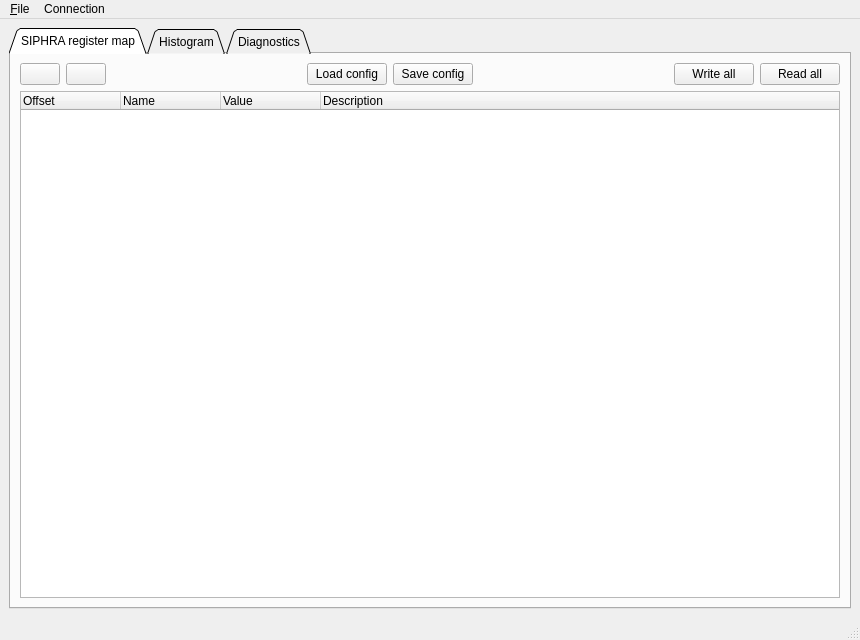
Before: the Qt Designer form CubesControl/ui/cubescontrol.ui in tstana/cubes-sw, drawn with Qt 5.
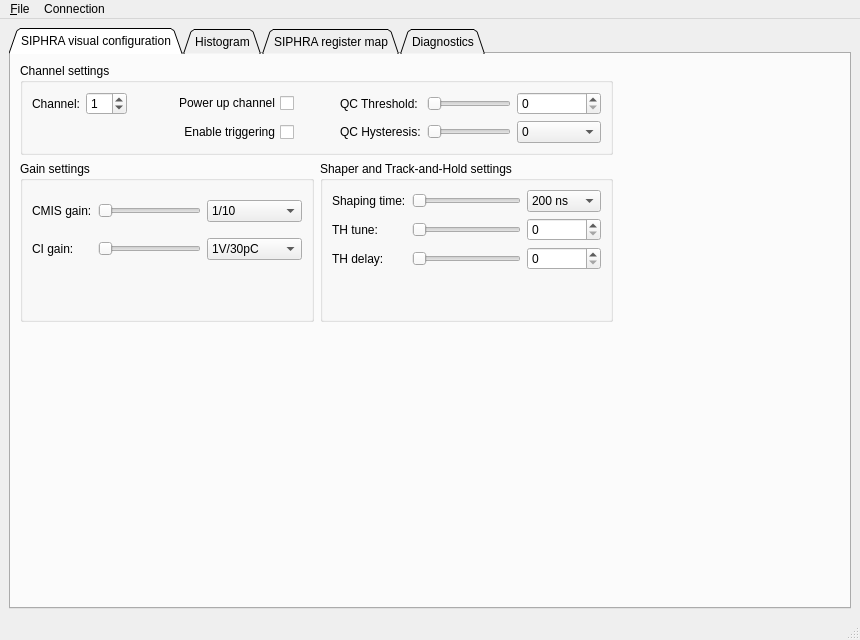
After: the same form once the commit is applied. Icons and pictures are not drawn. Custom widgets are drawn as their Qt base class.

Commit message: UI: Adding visual SIPHRA configuration tab

Patch:
```diff
--- a/CubesControl/ui/cubescontrol.ui
+++ b/CubesControl/ui/cubescontrol.ui
@@ -29,139 +29,433 @@
       <property name="currentIndex">
        <number>0</number>
       </property>
-      <widget class="QWidget" name="tabSiphraRegMap">
+      <widget class="QWidget" name="tabSiphraVisualConfig">
        <attribute name="title">
-        <string>SIPHRA register map</string>
+        <string>SIPHRA visual configuration</string>
        </attribute>
-       <layout class="QVBoxLayout" name="verticalLayout_4">
-        <item>
-         <layout class="QHBoxLayout" name="horizontalLayout_4">
-          <item>
-           <widget class="QPushButton" name="btnCollapseSiphraRegTable">
-            <property name="toolTip">
-             <string>Collapse all</string>
-            </property>
-            <property name="text">
-             <string/>
-            </property>
-            <property name="icon">
-             <iconset resource="../resources/resources.qrc">
-              <normaloff>:/cubescontrol/collapsebutton/collapse-ico.png</normaloff>:/cubescontrol/collapsebutton/collapse-ico.png</iconset>
-            </property>
-            <property name="iconSize">
-             <size>
-              <width>16</width>
-              <height>13</height>
-             </size>
-            </property>
-           </widget>
-          </item>
-          <item>
-           <widget class="QPushButton" name="btnExpandSiphraRegTable">
-            <property name="toolTip">
-             <string>Expand all</string>
-            </property>
-            <property name="text">
-             <string/>
-            </property>
-            <property name="icon">
-             <iconset resource="../resources/resources.qrc">
-              <normaloff>:/cubescontrol/expandbutton/expand-ico.png</normaloff>:/cubescontrol/expandbutton/expand-ico.png</iconset>
-            </property>
-            <property name="iconSize">
-             <size>
-              <width>16</width>
-              <height>13</height>
-             </size>
-            </property>
-           </widget>
-          </item>
-          <item>
-           <spacer name="horizontalSpacer_3">
-            <property name="orientation">
-             <enum>Qt::Horizontal</enum>
-            </property>
-            <property name="sizeHint" stdset="0">
-             <size>
-              <width>40</width>
-              <height>20</height>
-             </size>
-            </property>
-           </spacer>
-          </item>
-          <item>
-           <widget class="QPushButton" name="btnLoadSiphraConfig">
-            <property name="text">
-             <string>Load config</string>
-            </property>
-           </widget>
-          </item>
-          <item>
-           <widget class="QPushButton" name="btnSaveSiphraConfig">
-            <property name="text">
-             <string>Save config</string>
-            </property>
-           </widget>
-          </item>
-          <item>
-           <spacer name="horizontalSpacer">
-            <property name="orientation">
-             <enum>Qt::Horizontal</enum>
-            </property>
-            <property name="sizeHint" stdset="0">
-             <size>
-              <width>40</width>
-              <height>20</height>
-             </size>
-            </property>
-           </spacer>
-          </item>
-          <item>
-           <widget class="QPushButton" name="btnWriteAllSiphraRegs">
-            <property name="text">
-             <string>Write all</string>
-            </property>
-           </widget>
-          </item>
-          <item>
-           <widget class="QPushButton" name="btnReadAllSiphraRegs">
-            <property name="text">
-             <string>Read all</string>
-            </property>
-           </widget>
-          </item>
-         </layout>
+       <layout class="QGridLayout" name="gridLayout_4">
+        <item row="1" column="0">
+         <widget class="QGroupBox" name="groupboxGainSettings">
+          <property name="title">
+           <string>Gain settings</string>
+          </property>
+          <layout class="QGridLayout" name="gridLayout">
+           <item row="1" column="1">
+            <widget class="QSlider" name="sliderCiGain">
+             <property name="maximum">
+              <number>3</number>
+             </property>
+             <property name="orientation">
+              <enum>Qt::Horizontal</enum>
+             </property>
+            </widget>
+           </item>
+           <item row="0" column="1">
+            <widget class="QSlider" name="sliderCmisGain">
+             <property name="maximum">
+              <number>3</number>
+             </property>
+             <property name="orientation">
+              <enum>Qt::Horizontal</enum>
+             </property>
+            </widget>
+           </item>
+           <item row="0" column="2">
+            <widget class="QComboBox" name="comboboxCmisGain">
+             <item>
+              <property name="text">
+               <string>1/10</string>
+              </property>
+             </item>
+             <item>
+              <property name="text">
+               <string>1/100</string>
+              </property>
+             </item>
+             <item>
+              <property name="text">
+               <string>1/200</string>
+              </property>
+             </item>
+             <item>
+              <property name="text">
+               <string>1/400</string>
+              </property>
+             </item>
+            </widget>
+           </item>
+           <item row="1" column="0">
+            <widget class="QLabel" name="label_9">
+             <property name="text">
+              <string>CI gain:</string>
+             </property>
+            </widget>
+           </item>
+           <item row="1" column="2">
+            <widget class="QComboBox" name="comboboxCiGain">
+             <item>
+              <property name="text">
+               <string>1V/30pC</string>
+              </property>
+             </item>
+             <item>
+              <property name="text">
+               <string>1V/27.75pC</string>
+              </property>
+             </item>
+             <item>
+              <property name="text">
+               <string>1V/3pC</string>
+              </property>
+             </item>
+             <item>
+              <property name="text">
+               <string>1V/0.75pC</string>
+              </property>
+             </item>
+            </widget>
+           </item>
+           <item row="0" column="0">
+            <widget class="QLabel" name="label_8">
+             <property name="text">
+              <string>CMIS gain:</string>
+             </property>
+            </widget>
+           </item>
+           <item row="2" column="0">
+            <spacer name="verticalSpacer_3">
+             <property name="orientation">
+              <enum>Qt::Vertical</enum>
+             </property>
+             <property name="sizeType">
+              <enum>QSizePolicy::Minimum</enum>
+             </property>
+             <property name="sizeHint" stdset="0">
+              <size>
+               <width>20</width>
+               <height>40</height>
+              </size>
+             </property>
+            </spacer>
+           </item>
+          </layout>
+         </widget>
         </item>
-        <item>
-         <widget class="QTreeWidget" name="treeSiphraRegMap">
-          <property name="toolTip">
-           <string>Right-click to read and write individual registers</string>
+        <item row="0" column="0" colspan="2">
+         <widget class="QGroupBox" name="groupboxChanSettings">
+          <property name="title">
+           <string>Channel settings</string>
           </property>
-          <property name="alternatingRowColors">
-           <bool>true</bool>
+          <layout class="QGridLayout" name="gridLayout_2">
+           <item row="0" column="3">
+            <widget class="QCheckBox" name="checkboxPowerUpChannel">
+             <property name="sizePolicy">
+              <sizepolicy hsizetype="Minimum" vsizetype="Fixed">
+               <horstretch>0</horstretch>
+               <verstretch>0</verstretch>
+              </sizepolicy>
+             </property>
+             <property name="layoutDirection">
+              <enum>Qt::RightToLeft</enum>
+             </property>
+             <property name="text">
+              <string>Power up channel</string>
+             </property>
+            </widget>
+           </item>
+           <item row="0" column="1">
+            <widget class="QSpinBox" name="spinboxSiphraChannelToConfig">
+             <property name="wrapping">
+              <bool>true</bool>
+             </property>
+             <property name="minimum">
+              <number>1</number>
+             </property>
+             <property name="maximum">
+              <number>16</number>
+             </property>
+            </widget>
+           </item>
+           <item row="0" column="0">
+            <widget class="QLabel" name="label_12">
+             <property name="text">
+              <string>Channel:</string>
+             </property>
+            </widget>
+           </item>
+           <item row="0" column="2">
+            <spacer name="horizontalSpacer_9">
+             <property name="orientation">
+              <enum>Qt::Horizontal</enum>
+             </property>
+             <property name="sizeHint" stdset="0">
+              <size>
+               <width>40</width>
+               <height>20</height>
+              </size>
+             </property>
+            </spacer>
+           </item>
+           <item row="0" column="4">
+            <spacer name="horizontalSpacer_10">
+             <property name="orientation">
+              <enum>Qt::Horizontal</enum>
+             </property>
+             <property name="sizeHint" stdset="0">
+              <size>
+               <width>40</width>
+               <height>20</height>
+              </size>
+             </property>
+            </spacer>
+           </item>
+           <item row="1" column="3">
+            <widget class="QCheckBox" name="checkboxEnableChannelTriggering">
+             <property name="sizePolicy">
+              <sizepolicy hsizetype="Minimum" vsizetype="Fixed">
+               <horstretch>0</horstretch>
+               <verstretch>0</verstretch>
+              </sizepolicy>
+             </property>
+             <property name="layoutDirection">
+              <enum>Qt::RightToLeft</enum>
+             </property>
+             <property name="text">
+              <string>Enable triggering</string>
+             </property>
+            </widget>
+           </item>
+           <item row="0" column="9">
+            <widget class="QSpinBox" name="spinboxQcThreshold">
+             <property name="maximum">
+              <number>255</number>
+             </property>
+            </widget>
+           </item>
+           <item row="0" column="6">
+            <widget class="QSlider" name="sliderQcThreshold">
+             <property name="maximum">
+              <number>255</number>
+             </property>
+             <property name="orientation">
+              <enum>Qt::Horizontal</enum>
+             </property>
+            </widget>
+           </item>
+           <item row="0" column="5">
+            <widget class="QLabel" name="label_16">
+             <property name="text">
+              <string>QC Threshold:</string>
+             </property>
+            </widget>
+           </item>
+           <item row="1" column="6">
+            <widget class="QSlider" name="sliderQcHysteresis">
+             <property name="maximum">
+              <number>7</number>
+             </property>
+             <property name="orientation">
+              <enum>Qt::Horizontal</enum>
+             </property>
+            </widget>
+           </item>
+           <item row="1" column="5">
+            <widget class="QLabel" name="label_15">
+             <property name="text">
+              <string>QC Hysteresis:</string>
+             </property>
+            </widget>
+           </item>
+           <item row="1" column="9">
+            <widget class="QComboBox" name="comboboxQcHysteresis">
+             <item>
+              <property name="text">
+               <string>0</string>
+              </property>
+             </item>
+             <item>
+              <property name="text">
+               <string>negligible</string>
+              </property>
+             </item>
+             <item>
+              <property name="text">
+               <string>+/- 0.15</string>
+              </property>
+             </item>
+             <item>
+              <property name="text">
+               <string>+/- 1.15</string>
+              </property>
+             </item>
+             <item>
+              <property name="text">
+               <string>+/- 2.35</string>
+              </property>
+             </item>
+             <item>
+              <property name="text">
+               <string>+/- 3.55</string>
+              </property>
+             </item>
+             <item>
+              <property name="text">
+               <string>+/- 4.85</string>
+              </property>
+             </item>
+             <item>
+              <property name="text">
+               <string>+/- 6.05</string>
+              </property>
+             </item>
+            </widget>
+           </item>
+          </layout>
+         </widget>
+        </item>
+        <item row="1" column="1">
+         <widget class="QGroupBox" name="groupboxShaperSettings">
+          <property name="title">
+           <string>Shaper and Track-and-Hold settings</string>
           </property>
-          <column>
-           <property name="text">
-            <string>Offset</string>
-           </property>
-          </column>
-          <column>
-           <property name="text">
-            <string>Name</string>
-           </property>
-          </column>
-          <column>
-           <property name="text">
-            <string>Value</string>
-           </property>
-          </column>
-          <column>
-           <property name="text">
-            <string>Description</string>
-           </property>
-          </column>
+          <layout class="QGridLayout" name="gridLayout_3">
+           <item row="0" column="0">
+            <widget class="QLabel" name="label_7">
+             <property name="text">
+              <string>Shaping time:</string>
+             </property>
+            </widget>
+           </item>
+           <item row="1" column="1">
+            <widget class="QSlider" name="sliderTune">
+             <property name="maximum">
+              <number>31</number>
+             </property>
+             <property name="orientation">
+              <enum>Qt::Horizontal</enum>
+             </property>
+            </widget>
+           </item>
+           <item row="1" column="2">
+            <widget class="QSpinBox" name="spinboxTune">
+             <property name="maximum">
+              <number>31</number>
+             </property>
+            </widget>
+           </item>
+           <item row="2" column="1">
+            <widget class="QSlider" name="sliderDelay">
+             <property name="maximum">
+              <number>15</number>
+             </property>
+             <property name="orientation">
+              <enum>Qt::Horizontal</enum>
+             </property>
+            </widget>
+           </item>
+           <item row="2" column="0">
+            <widget class="QLabel" name="label_11">
+             <property name="text">
+              <string>TH delay:</string>
+             </property>
+            </widget>
+           </item>
+           <item row="2" column="2">
+            <widget class="QSpinBox" name="spinboxDelay">
+             <property name="maximum">
+              <number>15</number>
+             </property>
+            </widget>
+           </item>
+           <item row="1" column="0">
+            <widget class="QLabel" name="label_10">
+             <property name="text">
+              <string>TH tune:</string>
+             </property>
+            </widget>
+           </item>
+           <item row="0" column="1">
+            <widget class="QSlider" name="sliderShapingTime">
+             <property name="maximum">
+              <number>3</number>
+             </property>
+             <property name="orientation">
+              <enum>Qt::Horizontal</enum>
+             </property>
+            </widget>
+           </item>
+           <item row="0" column="2">
+            <widget class="QComboBox" name="comboboxShapingTime">
+             <property name="layoutDirection">
+              <enum>Qt::LeftToRight</enum>
+             </property>
+             <item>
+              <property name="text">
+               <string>200 ns</string>
+              </property>
+             </item>
+             <item>
+              <property name="text">
+               <string>400 ns</string>
+              </property>
+             </item>
+             <item>
+              <property name="text">
+               <string>800 ns</string>
+              </property>
+             </item>
+             <item>
+              <property name="text">
+               <string>1600 ns</string>
+              </property>
+             </item>
+            </widget>
+           </item>
+           <item row="3" column="0">
+            <spacer name="verticalSpacer_4">
+             <property name="orientation">
+              <enum>Qt::Vertical</enum>
+             </property>
+             <property name="sizeType">
+              <enum>QSizePolicy::Minimum</enum>
+             </property>
+             <property name="sizeHint" stdset="0">
+              <size>
+               <width>20</width>
+               <height>40</height>
+              </size>
+             </property>
+            </spacer>
+           </item>
+          </layout>
          </widget>
         </item>
+        <item row="2" column="0">
+         <spacer name="verticalSpacer_2">
+          <property name="orientation">
+           <enum>Qt::Vertical</enum>
+          </property>
+          <property name="sizeHint" stdset="0">
+           <size>
+            <width>20</width>
+            <height>40</height>
+           </size>
+          </property>
+         </spacer>
+        </item>
+        <item row="1" column="2">
+         <spacer name="horizontalSpacer_6">
+          <property name="orientation">
+           <enum>Qt::Horizontal</enum>
+          </property>
+          <property name="sizeHint" stdset="0">
+           <size>
+            <width>40</width>
+            <height>20</height>
+           </size>
+          </property>
+         </spacer>
+        </item>
        </layout>
       </widget>
       <widget class="QWidget" name="tabHistogram">
@@ -319,6 +613,141 @@
         </item>
        </layout>
       </widget>
+      <widget class="QWidget" name="tabSiphraRegMap">
+       <attribute name="title">
+        <string>SIPHRA register map</string>
+       </attribute>
+       <layout class="QVBoxLayout" name="verticalLayout_4">
+        <item>
+         <layout class="QHBoxLayout" name="horizontalLayout_4">
+          <item>
+           <widget class="QPushButton" name="btnCollapseSiphraRegTable">
+            <property name="toolTip">
+             <string>Collapse all</string>
+            </property>
+            <property name="text">
+             <string/>
+            </property>
+            <property name="icon">
+             <iconset resource="../resources/resources.qrc">
+              <normaloff>:/cubescontrol/collapsebutton/collapse-ico.png</normaloff>:/cubescontrol/collapsebutton/collapse-ico.png</iconset>
+            </property>
+            <property name="iconSize">
+             <size>
+              <width>16</width>
+              <height>13</height>
+             </size>
+            </property>
+           </widget>
+          </item>
+          <item>
+           <widget class="QPushButton" name="btnExpandSiphraRegTable">
+            <property name="toolTip">
+             <string>Expand all</string>
+            </property>
+            <property name="text">
+             <string/>
+            </property>
+            <property name="icon">
+             <iconset resource="../resources/resources.qrc">
+              <normaloff>:/cubescontrol/expandbutton/expand-ico.png</normaloff>:/cubescontrol/expandbutton/expand-ico.png</iconset>
+            </property>
+            <property name="iconSize">
+             <size>
+              <width>16</width>
+              <height>13</height>
+             </size>
+            </property>
+           </widget>
+          </item>
+          <item>
+           <spacer name="horizontalSpacer_3">
+            <property name="orientation">
+             <enum>Qt::Horizontal</enum>
+            </property>
+            <property name="sizeHint" stdset="0">
+             <size>
+              <width>40</width>
+              <height>20</height>
+             </size>
+            </property>
+           </spacer>
+          </item>
+          <item>
+           <widget class="QPushButton" name="btnLoadSiphraConfig">
+            <property name="text">
+             <string>Load config</string>
+            </property>
+           </widget>
+          </item>
+          <item>
+           <widget class="QPushButton" name="btnSaveSiphraConfig">
+            <property name="text">
+             <string>Save config</string>
+            </property>
+           </widget>
+          </item>
+          <item>
+           <spacer name="horizontalSpacer">
+            <property name="orientation">
+             <enum>Qt::Horizontal</enum>
+            </property>
+            <property name="sizeHint" stdset="0">
+             <size>
+              <width>40</width>
+              <height>20</height>
+             </size>
+            </property>
+           </spacer>
+          </item>
+          <item>
+           <widget class="QPushButton" name="btnWriteAllSiphraRegs">
+            <property name="text">
+             <string>Write all</string>
+            </property>
+           </widget>
+          </item>
+          <item>
+           <widget class="QPushButton" name="btnReadAllSiphraRegs">
+            <property name="text">
+             <string>Read all</string>
+            </property>
+           </widget>
+          </item>
+         </layout>
+        </item>
+        <item>
+         <widget class="QTreeWidget" name="treeSiphraRegMap">
+          <property name="toolTip">
+           <string>Right-click to read and write individual registers</string>
+          </property>
+          <property name="alternatingRowColors">
+           <bool>true</bool>
+          </property>
+          <column>
+           <property name="text">
+            <string>Offset</string>
+           </property>
+          </column>
+          <column>
+           <property name="text">
+            <string>Name</string>
+           </property>
+          </column>
+          <column>
+           <property name="text">
+            <string>Value</string>
+           </property>
+          </column>
+          <column>
+           <property name="text">
+            <string>Description</string>
+           </property>
+          </column>
+         </widget>
+        </item>
+       </layout>
+      </widget>
       <widget class="QWidget" name="tabDiag">
        <attribute name="title">
         <string>Diagnostics</string>
```
Left out of the diff: 2 changed lines with no effect on the pictures.
